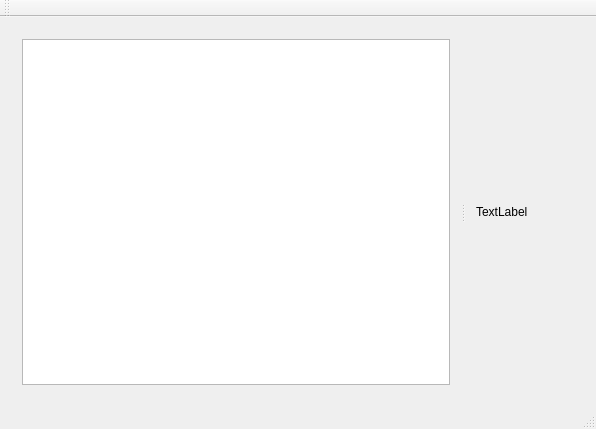
Old version of the form mainwindow.ui in the repository nathanpc/bookmarked.
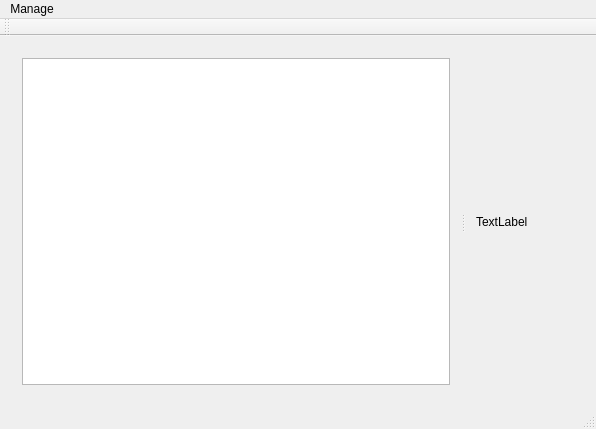
New version of the form.

```diff
--- a/mainwindow.ui
+++ b/mainwindow.ui
@@ -63,6 +63,13 @@
      <height>27</height>
     </rect>
    </property>
+   <widget class="QMenu" name="menuManage">
+    <property name="title">
+     <string>Manage</string>
+    </property>
+    <addaction name="actionNew_Book"/>
+   </widget>
+   <addaction name="menuManage"/>
   </widget>
   <widget class="QToolBar" name="mainToolBar">
    <attribute name="toolBarArea">
```
Left out of the diff: 5 changed lines with no effect on the pictures.
